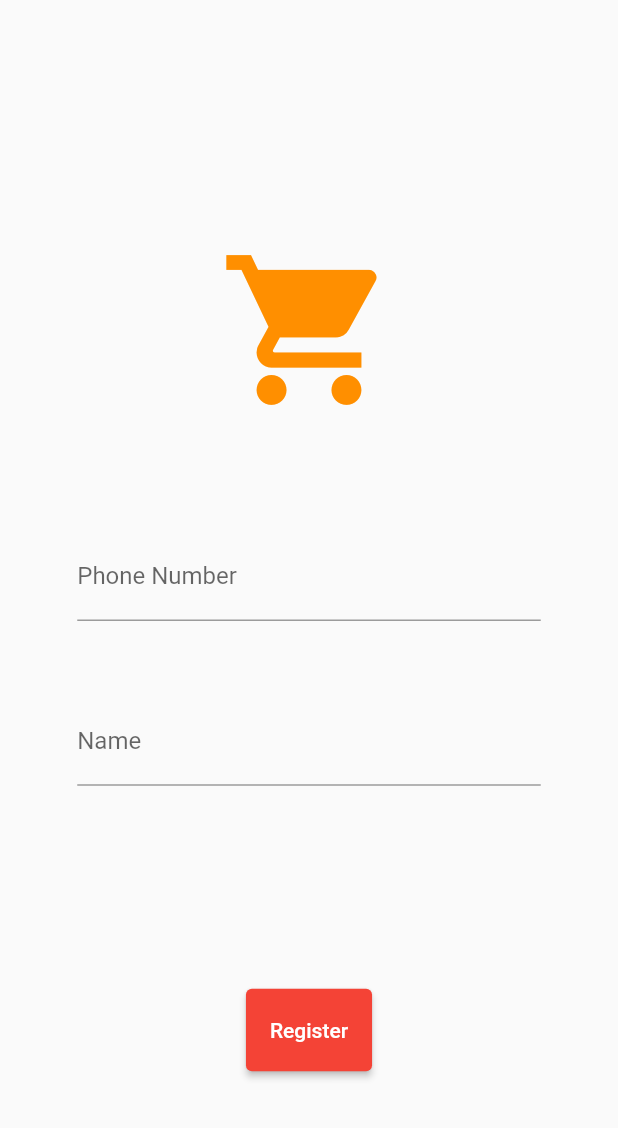
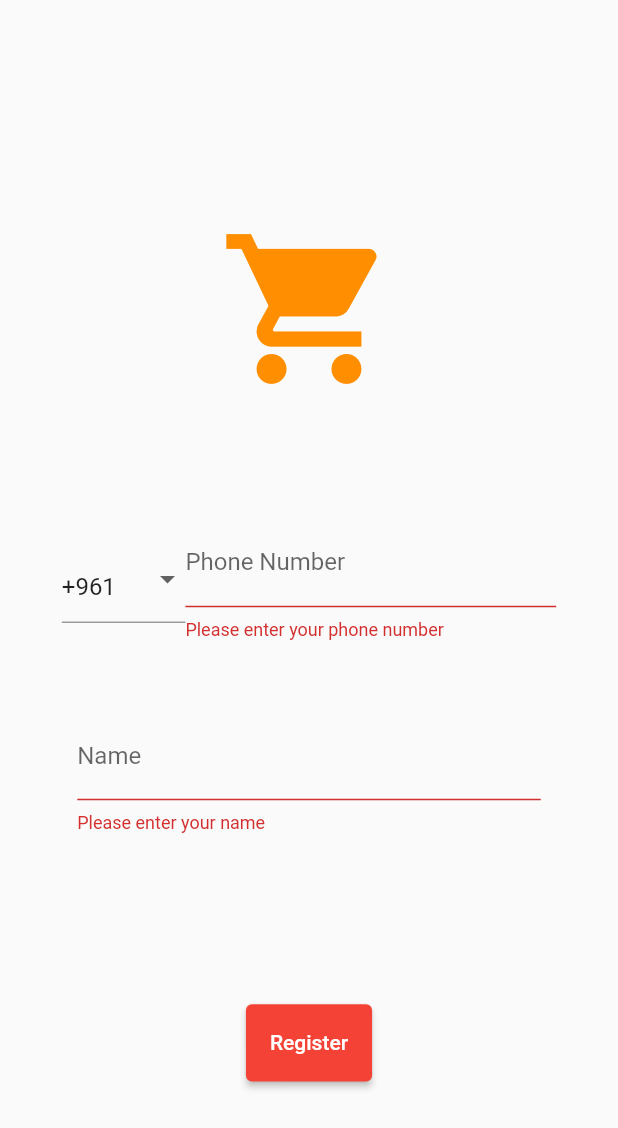
Before and after one commit to Hasankanso/flutter_tutorial, a Flutter app: the screen it shows after launch, after a tap on "Register", on a phone screen of 412 x 824 dp. Shown: the top 1128 px of the screen. Run offline on Flutter 3.47's test engine with Material 2 defaults, Android fonts, the light colour scheme and no system bars; our stand-ins replace firebase_auth, firebase_core, hive, hive_flutter; accounts and stored records are empty.

Commit message:
video 7 and 8: register user in firebase using sms verification

```diff
--- a/lib/DataObjects/User.dart
+++ b/lib/DataObjects/User.dart
@@ -5,12 +5,14 @@ part 'User.g.dart';
 @HiveType(typeId: 0)
 class User {
   @HiveField(0)
-  String name;
+  final String name;
 
   @HiveField(1)
-  String phoneNumber;
+  final String phoneNumber;
 
-  User(this.name, this.phoneNumber);
+  final String? firebaseToken;
+
+  User(this.name, this.phoneNumber, {this.firebaseToken});
 
   @override
   bool operator ==(Object other) =>
--- a/lib/MyAppStorage.dart
+++ b/lib/MyAppStorage.dart
@@ -16,6 +16,6 @@ class MyAppStorage extends InheritedWidget {
 
   @override
   bool updateShouldNotify(MyAppStorage old) {
-    return user.name == old.user.name && user.phoneNumber == old.user.phoneNumber;
+    return user.name != old.user.name || user.phoneNumber != old.user.phoneNumber;
   }
 }
--- a/lib/RegisterScreen.dart
+++ b/lib/RegisterScreen.dart
@@ -1,21 +1,35 @@
+import 'package:firebase_auth/firebase_auth.dart' as Auth;
 import 'package:flutter/material.dart';
 import 'package:flutter/widgets.dart';
 import 'package:shopapp/Cache.dart';
 import 'package:shopapp/DataObjects/User.dart';
+import 'package:shopapp/utilities/SMSCodeDialog.dart';
 
-class RegisterScreen extends StatelessWidget {
-  final TextEditingController phoneController = new TextEditingController();
-  final TextEditingController nameController = new TextEditingController();
-
+class RegisterScreen extends StatefulWidget {
   final Function(User) onRegister;
 
   RegisterScreen({required this.onRegister});
 
   @override
+  _RegisterScreenState createState() => _RegisterScreenState();
+}
+
+class _RegisterScreenState extends State<RegisterScreen> {
+  final TextEditingController phoneController = new TextEditingController();
+
+  final TextEditingController nameController = new TextEditingController();
+
+  final _formKey = GlobalKey<FormState>();
+  Auth.FirebaseAuth auth = Auth.FirebaseAuth.instance;
+  String _countryCode = "+961";
+
+  @override
   Widget build(BuildContext context) {
     return SafeArea(
       child: Scaffold(
-        body: Column(
+        body: Form(
+          key: _formKey,
+          child: Column(
             children: [
               Spacer(flex: 2),
               Expanded(
@@ -27,15 +41,55 @@ class RegisterScreen extends StatelessWidget {
                 ),
               ),
               Expanded(
-              flex: 2,
+                flex: 3,
                 child: Row(
                   children: [
                     Spacer(flex: 1),
                     Expanded(
+                      flex: 2,
+                      child: DropdownButtonFormField<String>(
+                          isExpanded: true,
+                          decoration: InputDecoration(
+                              labelText: "",
+                              labelStyle: TextStyle(fontSize: 8, color: Colors.transparent)),
+                          value: _countryCode,
+                          onChanged: (String? newValue) {
+                            _countryCode = newValue ?? "+961";
+                          },
+                          items: [
+                            DropdownMenuItem<String>(
+                              value: "+961",
+                              child: Text("+961"),
+                            ),
+                            DropdownMenuItem<String>(
+                              value: "+20",
+                              child: Text("+20"),
+                            ),
+                            DropdownMenuItem<String>(
+                              value: "+1",
+                              child: Text("+1"),
+                            ),
+                          ]),
+                    ),
+                    Expanded(
                       flex: 6,
-                    child: TextField(
+                      child: TextFormField(
                         controller: phoneController,
+                        keyboardType: TextInputType.phone,
                         decoration: InputDecoration(labelText: "Phone Number"),
+                        validator: (value) {
+                          String pattern = r'(^(?:[+0]9)?[0-9]{8,12}$)';
+                          RegExp regExp = new RegExp(pattern);
+
+                          if (value!.isEmpty) {
+                            return "Please enter your phone number";
+                          }
+                          if (!regExp.hasMatch(value)) {
+                            return "Please enter a valid phone number";
+                          }
+
+                          return null;
+                        },
                       ),
                     ),
                     Spacer(flex: 1),
@@ -49,9 +103,18 @@ class RegisterScreen extends StatelessWidget {
                     Spacer(flex: 1),
                     Expanded(
                       flex: 6,
-                    child: TextField(
+                      child: TextFormField(
                         controller: nameController,
                         decoration: InputDecoration(labelText: "Name"),
+                        validator: (value) {
+                          if (value!.isEmpty) {
+                            return "Please enter your name";
+                          }
+                          if (value.length < 3) {
+                            return "Name is too Short";
+                          }
+                          return null;
+                        },
                       ),
                     ),
                     Spacer(flex: 1),
@@ -66,6 +129,7 @@ class RegisterScreen extends StatelessWidget {
             ],
           ),
         ),
+      ),
     );
   }
 
@@ -73,11 +137,52 @@ class RegisterScreen extends StatelessWidget {
     String phone = phoneController.text;
     String name = nameController.text;
 
-    if (phone.isNotEmpty && name.isNotEmpty) {
-      User user = User(name, phone);
+    if (_formKey.currentState!.validate()) {
+      Auth.FirebaseAuth.instance.verifyPhoneNumber(
+        phoneNumber: _countryCode + phone,
+        timeout: Duration(seconds: 120),
+        verificationCompleted: (Auth.PhoneAuthCredential credential) {
+          print("it's valid");
+        },
+        verificationFailed: (Auth.FirebaseAuthException e) {
+          print("failed");
+
+          ScaffoldMessenger.of(context).showSnackBar(SnackBar(content: Text(e.toString())));
+        },
+        codeSent: (String verificationId, int? resendToken) async {
+          showDialog(
+              barrierDismissible: true,
+              context: context,
+              builder: (BuildContext context) {
+                return SMSCodeDialog(
+                    phoneNumber: _countryCode + phone,
+                    resendToken: resendToken,
+                    onSMSCodeEntered: (smsCode, dialogContext) async {
+                      try {
+                        Auth.PhoneAuthCredential credential = Auth.PhoneAuthProvider.credential(
+                            verificationId: verificationId, smsCode: smsCode);
+                        Auth.UserCredential userCre = await auth.signInWithCredential(credential);
+
+                        Auth.User firebaseUser = userCre.user!;
+
+                        User user =
+                            User(name, firebaseUser.phoneNumber!, firebaseToken: firebaseUser.uid);
                         Cache.saveUser(user);
-      onRegister(user);
-      Navigator.of(context).pop();
+                        widget.onRegister(user);
+                        Navigator.of(dialogContext).pop();
+                      } catch (e) {
+                        print(e);
+                        ScaffoldMessenger.of(context).showSnackBar(SnackBar(
+                            content: Text("Wrong sms "
+                                "code")));
+                      }
+                    });
+              });
+        },
+        codeAutoRetrievalTimeout: (String verificationId) {
+          print("timeout");
+        },
+      );
     }
   }
 }
--- a/pubspec.yaml
+++ b/pubspec.yaml
@@ -24,6 +24,7 @@ dependencies:
   hive: ^2.0.4
   hive_flutter: ^1.1.0
   firebase_core: ^1.4.0
+  firebase_auth: ^3.1.1
   flutter:
     sdk: flutter
 
```
Also changed, not shown: lib/utilities/SMSCodeDialog.dart (added, +90 -0 lines), lib/utilities/TimerWidget.dart (added, +74 -0 lines), 2 other files. Lines whose indentation alone changed are shown as unchanged.
